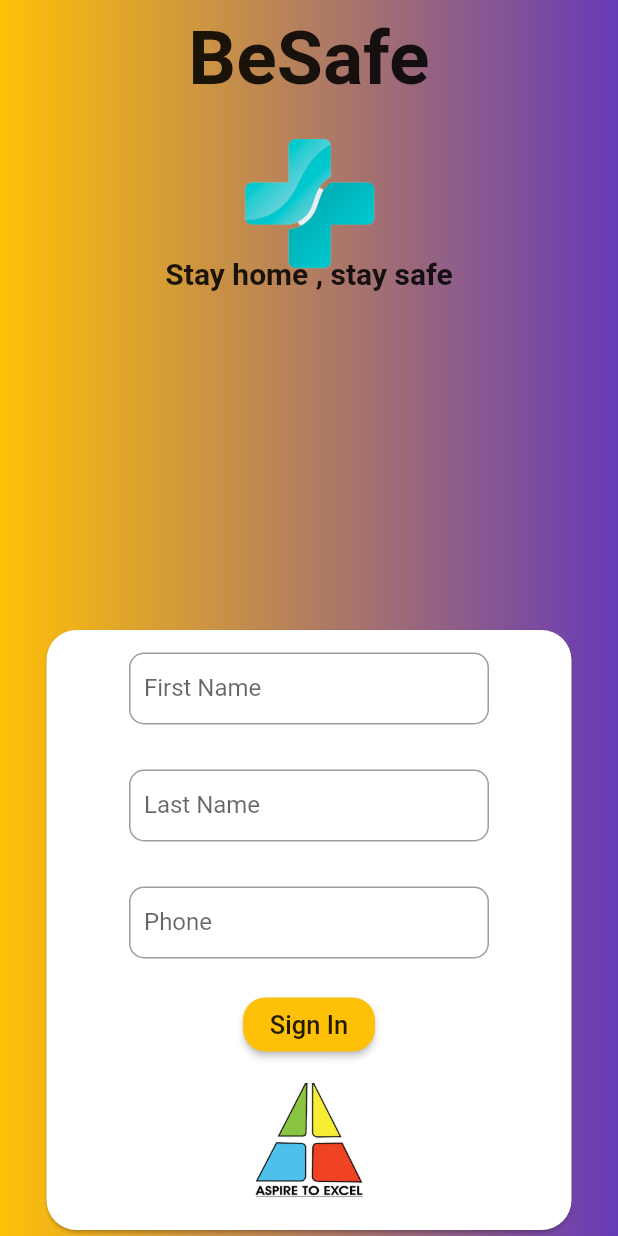
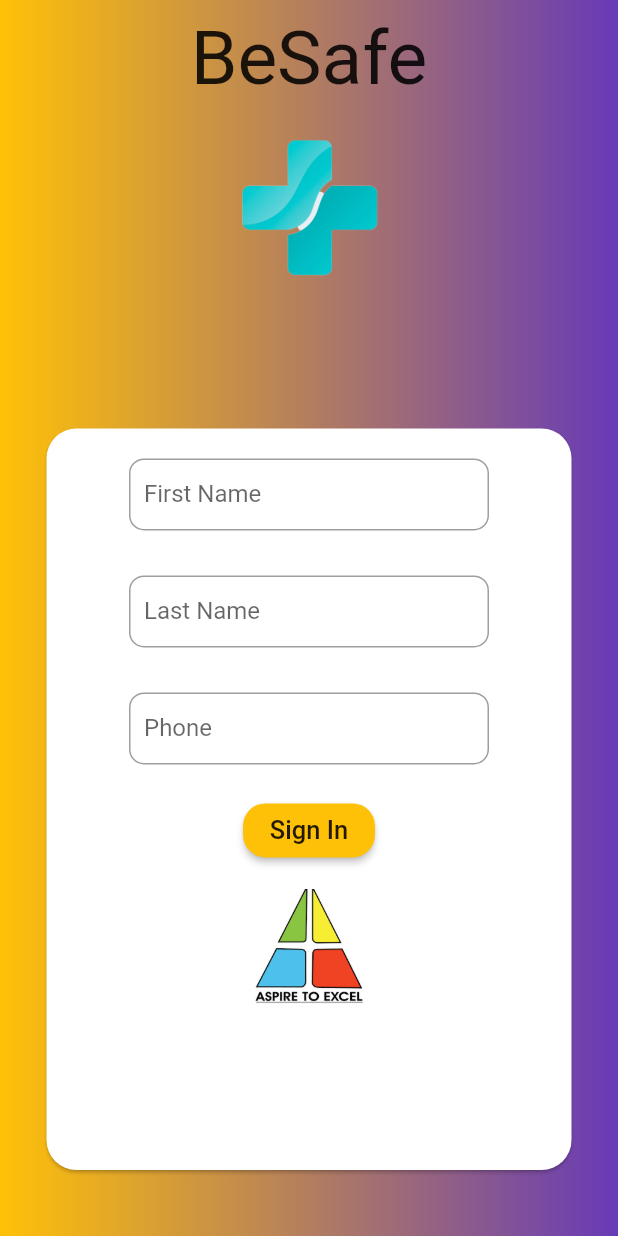
Before and after one commit to pratikksahu/besafe, a Flutter app: the screen it shows after launch, on a phone screen of 412 x 824 dp. Run offline on Flutter 3.47's test engine with Material 2 defaults, Android fonts, the phone set to English and light mode, and no system bars; missing offline and left inert: keyboard_visibility.

Commit message:
Card height dynamic

```diff
--- a/lib/login_details.dart
+++ b/lib/login_details.dart
@@ -24,7 +24,6 @@ class _LoginDetailState extends State<LoginDetail> {
   @override
   Widget build(BuildContext context) {
     return Container(
-      height: MediaQuery.of(context).size.height * .8,
       child: AnimatedContainer(
         duration: Duration(milliseconds: 300),
         alignment: childAlignment,
@@ -32,15 +31,16 @@ class _LoginDetailState extends State<LoginDetail> {
           shape: RoundedRectangleBorder(
             borderRadius: BorderRadius.circular(20),
           ),
+
           child: Container(
-            height: 400,
+            height: MediaQuery.of(context).size.height * .6,
             width: 350,
             child: Column(
               children: <Widget>[
                 //Login text field
                 Container(
                   padding: EdgeInsets.only(
-                    top: 15,
+                    top: 20,
                     left: 30,
                     right: 30,
                   ),
--- a/lib/main.dart
+++ b/lib/main.dart
@@ -32,7 +32,6 @@ class MyApp extends StatelessWidget {
                     'BeSafe',
                     style: TextStyle(
                       fontSize: 50,
-                      fontWeight: FontWeight.bold,
                     ),
                   ),
                 ),
@@ -44,19 +43,21 @@ class MyApp extends StatelessWidget {
                         Image.asset(
                           'assets/health.png',
                         ),
-                        Padding(
-                          padding: EdgeInsets.only(top: 90),
-                          child: Text(
-                            'Stay home , stay safe',
-                            style: TextStyle(fontSize: 20 , fontWeight: FontWeight.bold),
-                          ),
-                        ),
+                        // Padding(
+                        //   padding: EdgeInsets.only(top: 90),
+                        //   child: Text(
+                        //     'Stay home , stay safe',
+                        //     style: TextStyle(fontSize: 20 , fontWeight: FontWeight.bold),
+                        //   ),
+                        // ),
                       ],
                     )),
                 Expanded(
-                  flex: 9,
+                  flex: 8,
                   child: LoginDetail(),
-                )
+                ),
+                SizedBox(height: 40.0,)
+
               ],
             ),
           ),
```
